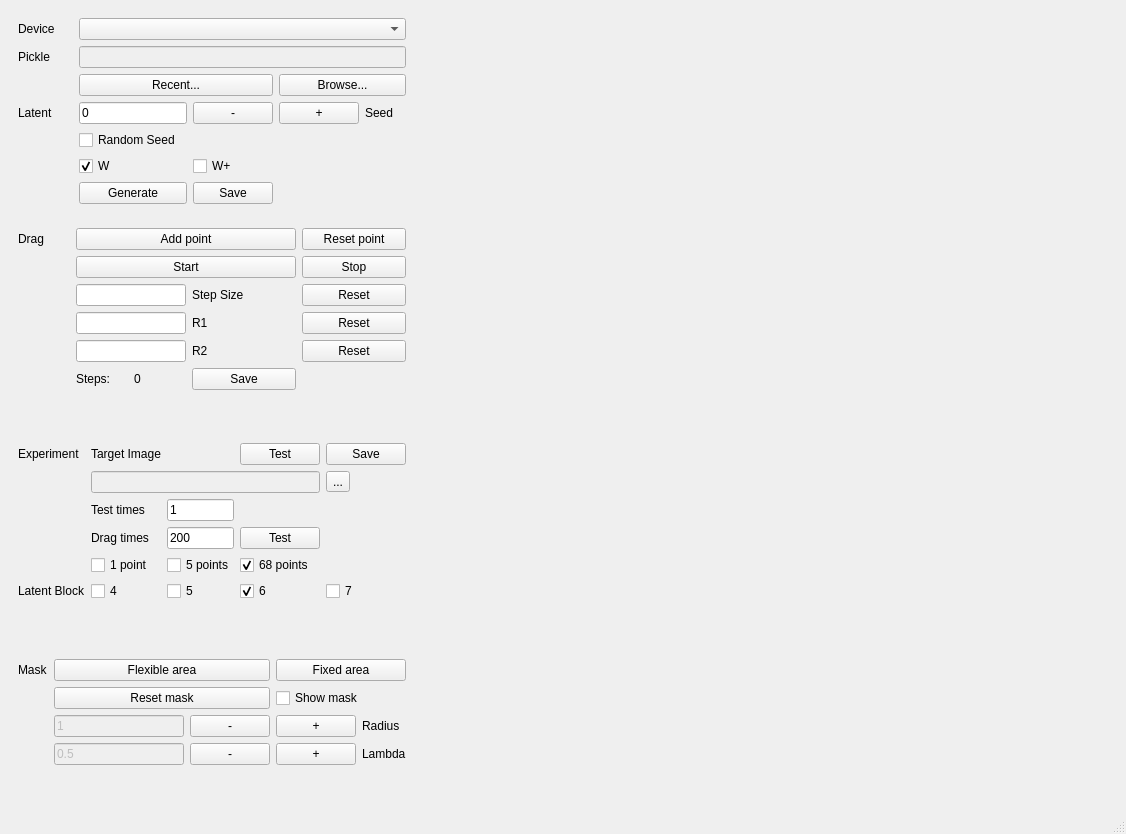
The window that ui/mainwindow.ui (Mech-Who/MyDragGAN) describes before a commit, drawn with Qt 5.
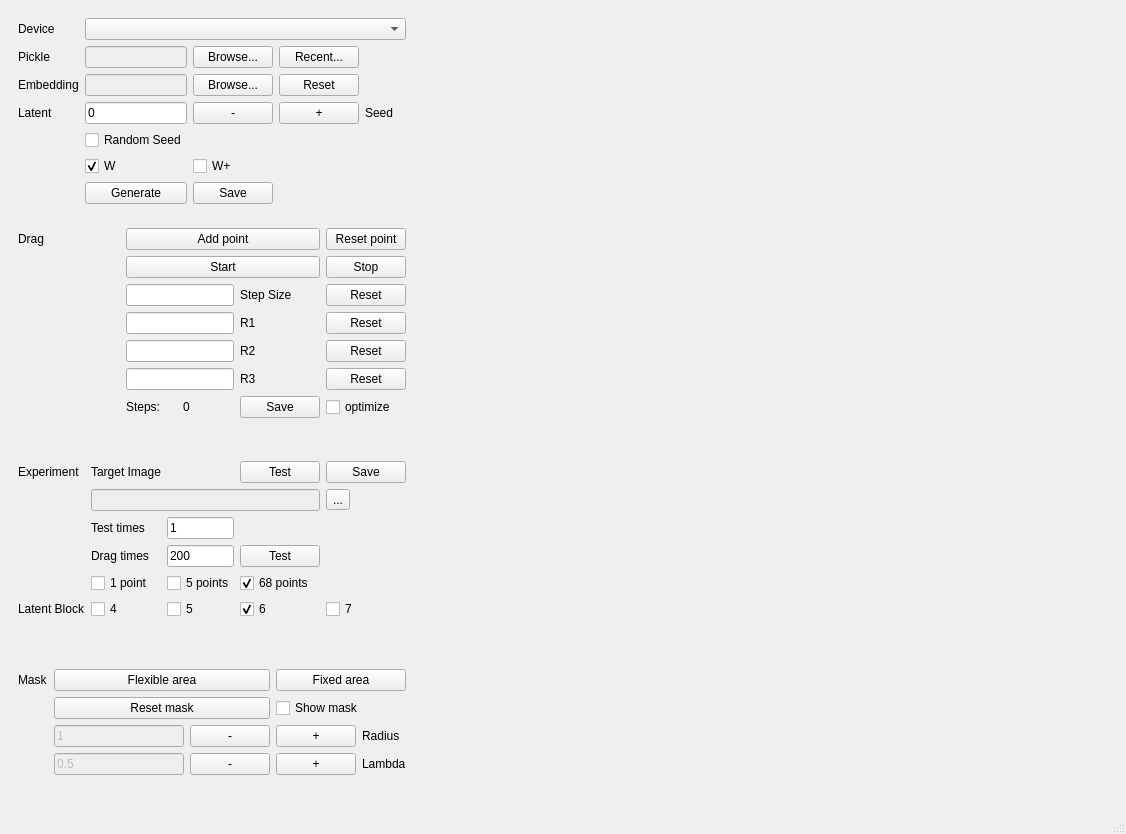
The same window after the commit. Custom widgets are drawn as their Qt base class.

The edit to the form file:
```diff
--- a/ui/mainwindow.ui
+++ b/ui/mainwindow.ui
@@ -238,35 +238,42 @@
         <verstretch>0</verstretch>
        </sizepolicy>
       </property>
-      <layout class="QGridLayout" name="gridLayout_2" rowstretch="1,0,0,0,0,0,0,0" columnstretch="2,0,0,0,0,0,0">
-       <item row="2" column="3" colspan="4">
-        <widget class="QPushButton" name="Browse_PushButton">
+      <layout class="QGridLayout" name="gridLayout_2" rowstretch="1,0,0,0,0,0,0,0,0,0" columnstretch="2,0,0,0,0,0,0">
+       <item row="8" column="1">
+        <widget class="QPushButton" name="Generate_PushButton">
          <property name="text">
-          <string>Browse...</string>
+          <string>Generate</string>
          </property>
         </widget>
        </item>
-       <item row="3" column="2">
-        <widget class="QPushButton" name="Minus4Seed_PushButton">
-         <property name="minimumSize">
+       <item row="5" column="4">
+        <widget class="QLabel" name="Seed_Label">
+         <property name="text">
+          <string>Seed</string>
+         </property>
+        </widget>
+       </item>
+       <item row="9" column="2">
+        <spacer name="verticalSpacer_3">
+         <property name="orientation">
+          <enum>Qt::Vertical</enum>
+         </property>
+         <property name="sizeHint" stdset="0">
           <size>
-           <width>75</width>
-           <height>0</height>
+           <width>20</width>
+           <height>40</height>
           </size>
          </property>
-         <property name="text">
-          <string>-</string>
-         </property>
-        </widget>
+        </spacer>
        </item>
-       <item row="2" column="1" colspan="2">
-        <widget class="QPushButton" name="Recent_PushButton">
+       <item row="8" column="2">
+        <widget class="QPushButton" name="SaveReal_PushButton">
          <property name="text">
-          <string>Recent...</string>
+          <string>Save</string>
          </property>
         </widget>
        </item>
-       <item row="5" column="2">
+       <item row="7" column="2">
         <widget class="QCheckBox" name="Wp_CheckBox">
          <property name="text">
           <string>W+</string>
@@ -276,10 +283,20 @@
          </attribute>
         </widget>
        </item>
-       <item row="0" column="1" colspan="6">
-        <widget class="QComboBox" name="Device_ComboBox"/>
+       <item row="6" column="1">
+        <widget class="QCheckBox" name="RandomSeed_CheckBox">
+         <property name="enabled">
+          <bool>true</bool>
+         </property>
+         <property name="text">
+          <string>Random Seed</string>
+         </property>
+         <property name="checked">
+          <bool>false</bool>
+         </property>
+        </widget>
        </item>
-       <item row="5" column="1">
+       <item row="7" column="1">
         <widget class="QCheckBox" name="W_CheckBox">
          <property name="enabled">
           <bool>true</bool>
@@ -295,70 +312,6 @@
          </attribute>
         </widget>
        </item>
-       <item row="6" column="1">
-        <widget class="QPushButton" name="Generate_PushButton">
-         <property name="text">
-          <string>Generate</string>
-         </property>
-        </widget>
-       </item>
-       <item row="3" column="1">
-        <widget class="QLineEdit" name="Seed_LineEdit">
-         <property name="enabled">
-          <bool>true</bool>
-         </property>
-         <property name="text">
-          <string>0</string>
-         </property>
-        </widget>
-       </item>
-       <item row="1" column="1" colspan="6">
-        <widget class="QLineEdit" name="Pickle_LineEdit">
-         <property name="enabled">
-          <bool>false</bool>
-         </property>
-        </widget>
-       </item>
-       <item row="0" column="0">
-        <widget class="QLabel" name="Device_Label">
-         <property name="text">
-          <string>Device</string>
-         </property>
-        </widget>
-       </item>
-       <item row="3" column="0">
-        <widget class="QLabel" name="Latent_Label">
-         <property name="text">
-          <string>Latent</string>
-         </property>
-        </widget>
-       </item>
-       <item row="7" column="2">
-        <spacer name="verticalSpacer_3">
-         <property name="orientation">
-          <enum>Qt::Vertical</enum>
-         </property>
-         <property name="sizeHint" stdset="0">
-          <size>
-           <width>20</width>
-           <height>40</height>
-          </size>
-         </property>
-        </spacer>
-       </item>
-       <item row="3" column="3">
-        <widget class="QPushButton" name="Plus4Seed_PushButton">
-         <property name="minimumSize">
-          <size>
-           <width>75</width>
-           <height>0</height>
-          </size>
-         </property>
-         <property name="text">
-          <string>+</string>
-         </property>
-        </widget>
-       </item>
        <item row="1" column="0">
         <widget class="QLabel" name="Pickle_Label">
          <property name="text">
@@ -366,30 +319,105 @@
          </property>
         </widget>
        </item>
-       <item row="3" column="4">
-        <widget class="QLabel" name="Seed_Label">
+       <item row="5" column="0">
+        <widget class="QLabel" name="Latent_Label">
          <property name="text">
-          <string>Seed</string>
+          <string>Latent</string>
          </property>
         </widget>
        </item>
-       <item row="4" column="1">
-        <widget class="QCheckBox" name="RandomSeed_CheckBox">
+       <item row="0" column="0">
+        <widget class="QLabel" name="Device_Label">
+         <property name="text">
+          <string>Device</string>
+         </property>
+        </widget>
+       </item>
+       <item row="5" column="3">
+        <widget class="QPushButton" name="Plus4Seed_PushButton">
+         <property name="minimumSize">
+          <size>
+           <width>75</width>
+           <height>0</height>
+          </size>
+         </property>
+         <property name="text">
+          <string>+</string>
+         </property>
+        </widget>
+       </item>
+       <item row="5" column="2">
+        <widget class="QPushButton" name="Minus4Seed_PushButton">
+         <property name="minimumSize">
+          <size>
+           <width>75</width>
+           <height>0</height>
+          </size>
+         </property>
+         <property name="text">
+          <string>-</string>
+         </property>
+        </widget>
+       </item>
+       <item row="0" column="1" colspan="6">
+        <widget class="QComboBox" name="Device_ComboBox"/>
+       </item>
+       <item row="5" column="1">
+        <widget class="QLineEdit" name="Seed_LineEdit">
          <property name="enabled">
           <bool>true</bool>
          </property>
          <property name="text">
-          <string>Random Seed</string>
+          <string>0</string>
          </property>
-         <property name="checked">
+        </widget>
+       </item>
+       <item row="2" column="0">
+        <widget class="QLabel" name="Embedding_Label">
+         <property name="text">
+          <string>Embedding</string>
+         </property>
+        </widget>
+       </item>
+       <item row="2" column="1">
+        <widget class="QLineEdit" name="Embedding_LineEdit">
+         <property name="enabled">
           <bool>false</bool>
          </property>
         </widget>
        </item>
-       <item row="6" column="2">
-        <widget class="QPushButton" name="SaveReal_PushButton">
+       <item row="2" column="2">
+        <widget class="QPushButton" name="EmbeddingBrowse_PushButton">
          <property name="text">
-          <string>Save</string>
+          <string>Browse...</string>
+         </property>
+        </widget>
+       </item>
+       <item row="2" column="3">
+        <widget class="QPushButton" name="Reset4StepSize_PushButton_2">
+         <property name="text">
+          <string>Reset</string>
+         </property>
+        </widget>
+       </item>
+       <item row="1" column="1">
+        <widget class="QLineEdit" name="Pickle_LineEdit">
+         <property name="enabled">
+          <bool>false</bool>
+         </property>
+        </widget>
+       </item>
+       <item row="1" column="2">
+        <widget class="QPushButton" name="Browse_PushButton">
+         <property name="text">
+          <string>Browse...</string>
+         </property>
+        </widget>
+       </item>
+       <item row="1" column="3">
+        <widget class="QPushButton" name="Recent_PushButton">
+         <property name="text">
+          <string>Recent...</string>
          </property>
         </widget>
        </item>
@@ -517,14 +545,48 @@
     </item>
     <item row="1" column="0">
      <widget class="QWidget" name="drag" native="true">
-      <layout class="QGridLayout" name="gridLayout_3" columnstretch="1,1,1,2,2">
-       <item row="5" column="1" colspan="2">
-        <widget class="QLineEdit" name="R1_LineEdit"/>
+      <layout class="QGridLayout" name="gridLayout_3" columnstretch="1,0,0,0,0">
+       <item row="0" column="1" colspan="3">
+        <widget class="QPushButton" name="AddPoint_PushButton">
+         <property name="text">
+          <string>Add point</string>
+         </property>
+        </widget>
        </item>
-       <item row="8" column="2">
-        <widget class="QLabel" name="StepNumber_Label">
+       <item row="8" column="1">
+        <widget class="QLabel" name="Steps_Label">
          <property name="text">
-          <string>0</string>
+          <string>Steps:</string>
+         </property>
+        </widget>
+       </item>
+       <item row="7" column="1" colspan="2">
+        <widget class="QLineEdit" name="R3_LineEdit"/>
+       </item>
+       <item row="9" column="2">
+        <spacer name="verticalSpacer">
+         <property name="orientation">
+          <enum>Qt::Vertical</enum>
+         </property>
+         <property name="sizeHint" stdset="0">
+          <size>
+           <width>20</width>
+           <height>40</height>
+          </size>
+         </property>
+        </spacer>
+       </item>
+       <item row="5" column="3">
+        <widget class="QLabel" name="R1_Label">
+         <property name="text">
+          <string>R1</string>
+         </property>
+        </widget>
+       </item>
+       <item row="6" column="4">
+        <widget class="QPushButton" name="Reset4R2_PushButton">
+         <property name="text">
+          <string>Reset</string>
          </property>
         </widget>
        </item>
@@ -535,13 +597,33 @@
          </property>
         </widget>
        </item>
-       <item row="6" column="4">
-        <widget class="QPushButton" name="Reset4R2_PushButton">
+       <item row="4" column="4">
+        <widget class="QPushButton" name="Reset4StepSize_PushButton">
          <property name="text">
           <string>Reset</string>
          </property>
         </widget>
        </item>
+       <item row="5" column="1" colspan="2">
+        <widget class="QLineEdit" name="R1_LineEdit"/>
+       </item>
+       <item row="6" column="1" colspan="2">
+        <widget class="QLineEdit" name="R2_LineEdit"/>
+       </item>
+       <item row="8" column="2">
+        <widget class="QLabel" name="StepNumber_Label">
+         <property name="text">
+          <string>0</string>
+         </property>
+        </widget>
+       </item>
+       <item row="0" column="0">
+        <widget class="QLabel" name="Drag_Label">
+         <property name="text">
+          <string>Drag</string>
+         </property>
+        </widget>
+       </item>
        <item row="4" column="3">
         <widget class="QLabel" name="StepSize_Label">
          <property name="text">
@@ -549,19 +631,30 @@
          </property>
         </widget>
        </item>
+       <item row="8" column="4">
+        <widget class="QCheckBox" name="Optimize_CheckBox">
+         <property name="text">
+          <string>optimize</string>
+         </property>
+        </widget>
+       </item>
+       <item row="7" column="4">
+        <widget class="QPushButton" name="Reset4R3_PushButton">
+         <property name="text">
+          <string>Reset</string>
+         </property>
+        </widget>
+       </item>
+       <item row="5" column="4">
+        <widget class="QPushButton" name="Reset4R1_PushButton">
+         <property name="text">
+          <string>Reset</string>
+         </property>
+        </widget>
+       </item>
        <item row="4" column="1" colspan="2">
         <widget class="QLineEdit" name="StepSize_LineEdit"/>
        </item>
-       <item row="6" column="1" colspan="2">
-        <widget class="QLineEdit" name="R2_LineEdit"/>
-       </item>
-       <item row="8" column="3">
-        <widget class="QPushButton" name="SaveGenerate_PushButton">
-         <property name="text">
-          <string>Save</string>
-         </property>
-        </widget>
-       </item>
        <item row="1" column="1" colspan="3">
         <widget class="QPushButton" name="Start_PushButton">
          <property name="text">
@@ -569,6 +662,13 @@
          </property>
         </widget>
        </item>
+       <item row="7" column="3">
+        <widget class="QLabel" name="R3_Label">
+         <property name="text">
+          <string>R3</string>
+         </property>
+        </widget>
+       </item>
        <item row="0" column="4">
         <widget class="QPushButton" name="ResetPoint_PushButton">
          <property name="text">
@@ -576,45 +676,10 @@
          </property>
         </widget>
        </item>
-       <item row="5" column="4">
-        <widget class="QPushButton" name="Reset4R1_PushButton">
+       <item row="8" column="3">
+        <widget class="QPushButton" name="SaveGenerate_PushButton">
          <property name="text">
-          <string>Reset</string>
-         </property>
-        </widget>
-       </item>
-       <item row="4" column="4">
-        <widget class="QPushButton" name="Reset4StepSize_PushButton">
-         <property name="text">
-          <string>Reset</string>
-         </property>
-        </widget>
-       </item>
-       <item row="0" column="1" colspan="3">
-        <widget class="QPushButton" name="AddPoint_PushButton">
-         <property name="text">
-          <string>Add point</string>
-         </property>
-        </widget>
-       </item>
-       <item row="0" column="0">
-        <widget class="QLabel" name="Drag_Label">
-         <property name="text">
-          <string>Drag</string>
-         </property>
-        </widget>
-       </item>
-       <item row="8" column="1">
-        <widget class="QLabel" name="Steps_Label">
-         <property name="text">
-          <string>Steps:</string>
-         </property>
-        </widget>
-       </item>
-       <item row="5" column="3">
-        <widget class="QLabel" name="R1_Label">
-         <property name="text">
-          <string>R1</string>
+          <string>Save</string>
          </property>
         </widget>
        </item>
@@ -625,19 +690,6 @@
          </property>
         </widget>
        </item>
-       <item row="9" column="2">
-        <spacer name="verticalSpacer">
-         <property name="orientation">
-          <enum>Qt::Vertical</enum>
-         </property>
-         <property name="sizeHint" stdset="0">
-          <size>
-           <width>20</width>
-           <height>40</height>
-          </size>
-         </property>
-        </spacer>
-       </item>
       </layout>
      </widget>
     </item>
```
Left out of the diff: 4 changed lines with no effect on the pictures.
